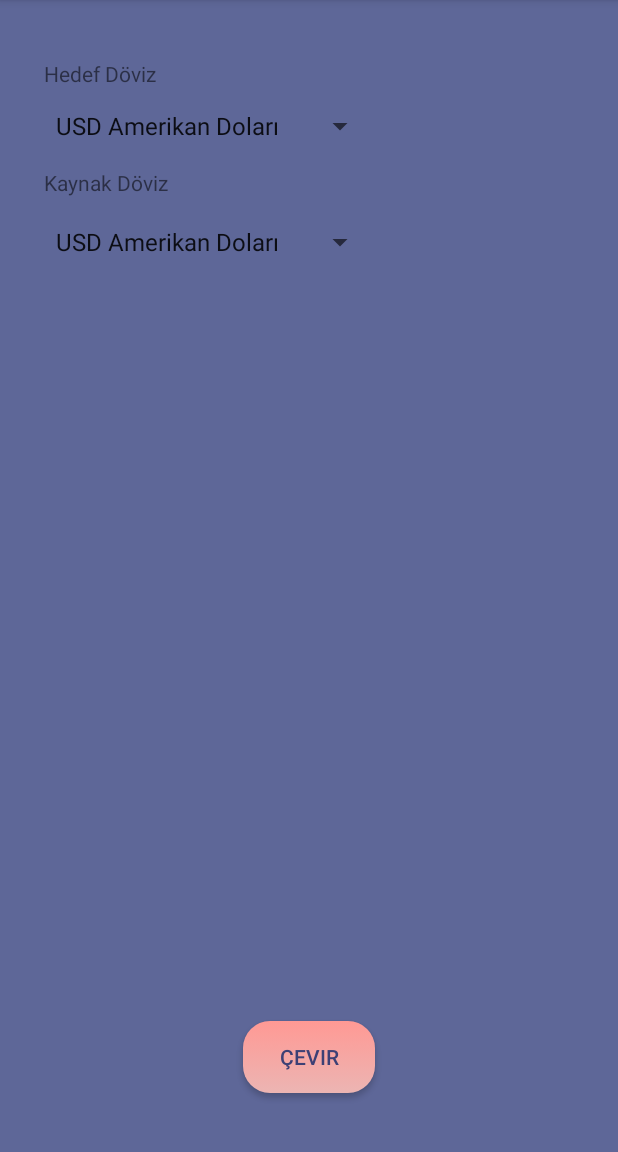
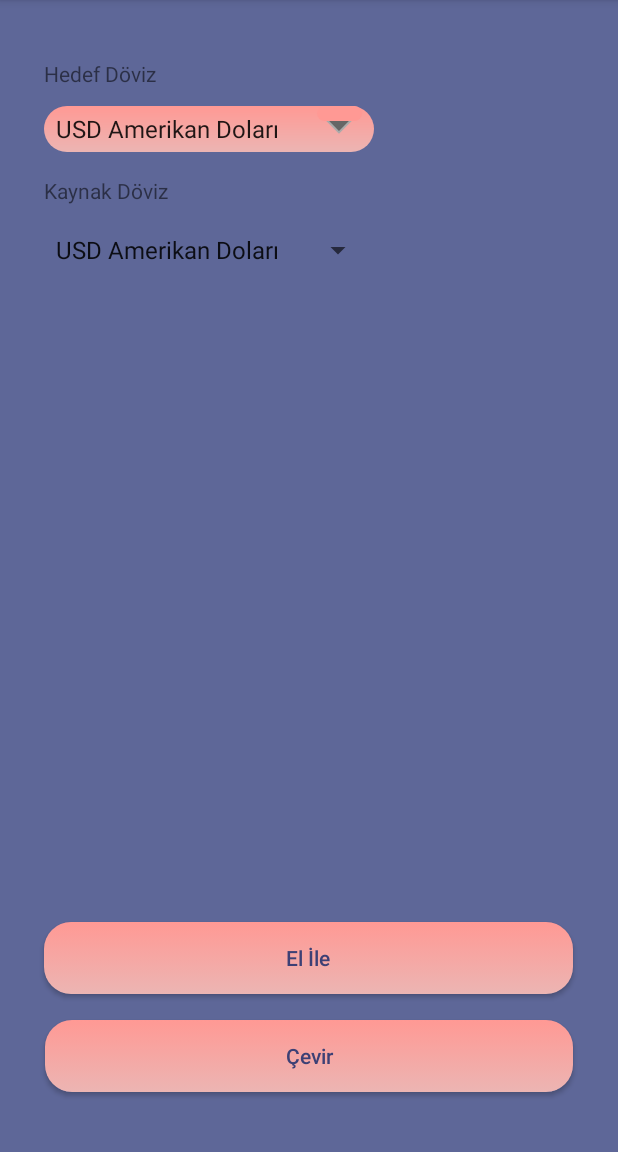
Before and after one commit to ibrahimd1/KameraIleDovizCevrim, an Android app: the screen it shows after launch (MainActivity), on a phone screen of 412 x 824 dp, the part 84-1236 px from its top. Run offline under Robolectric (Android 15) with nearby library versions, the phone set to English and light mode, and no system bars; Roboto replaces fonts that are not available here.

Commit message:
03.01.2018 değişiklik

```diff
--- a/app/src/main/AndroidManifest.xml
+++ b/app/src/main/AndroidManifest.xml
@@ -29,7 +29,12 @@
                 <category android:name="android.intent.category.LAUNCHER"/>
             </intent-filter>
         </activity>
-
+        <activity android:name=".ManuelGiris" android:label="Manuel Giriş">
+            <intent-filter>
+                <action android:name="android.intent.action.DEFAULT"/>
+                <category android:name="android.intent.category.LAUNCHER"/>
+            </intent-filter>
+        </activity>
         <meta-data
             android:name="preloaded_fonts"
             android:resource="@array/preloaded_fonts" />
--- a/app/src/main/java/kamerailedovizcevrim/com/kamerledvizevrim/DovizCevrim.java
+++ b/app/src/main/java/kamerailedovizcevrim/com/kamerledvizevrim/DovizCevrim.java
@@ -2,6 +2,7 @@ package kamerailedovizcevrim.com.kamerledvizevrim;
 
 import android.Manifest;
 import android.app.ProgressDialog;
+import android.content.Intent;
 import android.content.pm.PackageManager;
 import android.os.AsyncTask;
 import android.os.Bundle;
--- a/app/src/main/java/kamerailedovizcevrim/com/kamerledvizevrim/MainActivity.java
+++ b/app/src/main/java/kamerailedovizcevrim/com/kamerledvizevrim/MainActivity.java
@@ -24,6 +24,7 @@ public class MainActivity extends AppCompatActivity {
     private ArrayAdapter<String> dataAdapterForKaynakDoviz;
     private ArrayAdapter<String> dataAdapterForHedefDoviz;
     private Button btnCevirmAc;
+    private Button btnManuelGiris;
 
     private String m_KaynakDoviz;
     private String m_HedefDoviz;
@@ -65,7 +66,6 @@ public class MainActivity extends AppCompatActivity {
             @Override
             public void onItemSelected(AdapterView<?> parent, View view, int position, long id) {
                 m_HedefDoviz = parent.getSelectedItem().toString().substring(0,3);
-                Toast.makeText(MainActivity.this, "Hedef: "+m_HedefDoviz, Toast.LENGTH_SHORT).show();
             }
 
             @Override
@@ -84,5 +84,14 @@ public class MainActivity extends AppCompatActivity {
             }
         });
 
+        btnManuelGiris = (Button) findViewById(R.id.butonManuelCevrim);
+        btnManuelGiris.setOnClickListener(new View.OnClickListener() {
+            @Override
+            public void onClick(View v) {
+                Intent intent = new Intent(MainActivity.this, ManuelGiris.class);
+                startActivity(intent);
+            }
+        });
+
     }
 }
--- /dev/null
+++ b/app/src/main/java/kamerailedovizcevrim/com/kamerledvizevrim/ManuelGiris.java
@@ -0,0 +1,17 @@
+package kamerailedovizcevrim.com.kamerledvizevrim;
+
+import android.os.Bundle;
+import android.support.annotation.Nullable;
+import android.support.v7.app.AppCompatActivity;
+
+/**
+ * Created by Ibrahim on 2.01.2019.
+ */
+
+public class ManuelGiris extends AppCompatActivity {
+    @Override
+    protected void onCreate(@Nullable Bundle savedInstanceState) {
+        super.onCreate(savedInstanceState);
+        setContentView(R.layout.manuel_giris);
+    }
+}
--- /dev/null
+++ b/app/src/main/res/drawable/custom_spinner.xml
@@ -0,0 +1,30 @@
+<?xml version="1.0" encoding="utf-8"?>
+<layer-list xmlns:android="http://schemas.android.com/apk/res/android">
+    <item>
+
+        <shape>
+            <gradient android:startColor="#ff9994" android:endColor="#ecb5b3" android:angle="270" />
+            <corners android:radius="57px" />
+        </shape>
+    </item>
+    <item android:gravity="center_vertical|right" android:right="8dp">
+        <layer-list>
+            <item android:width="12dp" android:height="12dp" android:gravity="center" android:bottom="10dp">
+                <rotate
+                    android:fromDegrees="45"
+                    android:toDegrees="45">
+                    <shape android:shape="rectangle">
+                        <solid android:color="#666666" />
+                        <stroke android:color="#aaaaaa" android:width="1dp"/>
+                    </shape>
+                </rotate>
+            </item>
+            <item android:width="30dp" android:height="10dp" android:bottom="21dp" android:gravity="center">
+                <shape android:shape="rectangle">
+                    <solid android:color="#ff9994"/>
+                    <corners android:radius="57dp"></corners>
+                </shape>
+            </item>
+        </layer-list>
+    </item>
+</layer-list>
--- a/app/src/main/res/layout/activity_main.xml
+++ b/app/src/main/res/layout/activity_main.xml
@@ -5,7 +5,27 @@
     android:background="#5e6798">
 
     <TextView
-        android:id="@+id/textView2"
+        android:id="@+id/txtHedefDoviz"
+        android:layout_width="wrap_content"
+        android:layout_height="wrap_content"
+        android:layout_alignLeft="@+id/hedefDoviz"
+        android:layout_alignParentTop="true"
+        android:layout_alignStart="@+id/hedefDoviz"
+        android:layout_marginTop="39dp"
+        android:text="Hedef Döviz" />
+
+    <Spinner
+        android:id="@+id/hedefDoviz"
+        android:layout_width="220dp"
+        android:layout_height="wrap_content"
+        android:layout_alignLeft="@+id/txtKaynakDoviz"
+        android:layout_alignStart="@+id/txtKaynakDoviz"
+        android:layout_below="@+id/txtHedefDoviz"
+        android:layout_marginTop="12dp"
+        android:background="@drawable/custom_spinner"/>
+
+    <TextView
+        android:id="@+id/txtKaynakDoviz"
         android:layout_width="wrap_content"
         android:layout_height="wrap_content"
         android:layout_alignParentLeft="true"
@@ -18,41 +38,40 @@
 
     <Spinner
         android:id="@+id/kaynakDoviz"
-        android:layout_width="wrap_content"
+        android:layout_width="220dp"
         android:layout_height="wrap_content"
-        android:layout_alignLeft="@+id/textView2"
-        android:layout_alignStart="@+id/textView2"
-        android:layout_below="@+id/textView2"
+        android:layout_alignLeft="@+id/txtKaynakDoviz"
+        android:layout_alignStart="@+id/txtKaynakDoviz"
+        android:layout_below="@+id/txtKaynakDoviz"
         android:layout_marginTop="18dp" />
-
-    <TextView
-        android:id="@+id/textView3"
-        android:layout_width="wrap_content"
-        android:layout_height="wrap_content"
-        android:layout_alignLeft="@+id/hedefDoviz"
-        android:layout_alignParentTop="true"
-        android:layout_alignStart="@+id/hedefDoviz"
-        android:layout_marginTop="39dp"
-        android:text="Hedef Döviz" />
-
-    <Spinner
-        android:id="@+id/hedefDoviz"
-        android:layout_width="wrap_content"
-        android:layout_height="wrap_content"
-        android:layout_alignLeft="@+id/textView2"
-        android:layout_alignStart="@+id/textView2"
-        android:layout_below="@+id/textView3"
-        android:layout_marginTop="13dp" />
 
     <Button
         android:id="@+id/buttonCevrimAc"
-        android:layout_width="wrap_content"
+        android:layout_width="match_parent"
         android:layout_height="wrap_content"
         android:layout_alignParentBottom="true"
         android:layout_centerHorizontal="true"
-        android:layout_marginBottom="39dp"
+        android:layout_marginBottom="40dp"
+        android:layout_marginLeft="30dp"
+        android:layout_marginRight="30dp"
+        android:background="@drawable/custom_button"
         android:text="Çevir"
+        android:textAllCaps="false"
+        android:textColor="@drawable/custom_button_text_color"
+        android:textStyle="normal" />
+
+    <Button
+        android:id="@+id/butonManuelCevrim"
+        android:layout_width="match_parent"
+        android:layout_height="wrap_content"
+        android:layout_above="@+id/buttonCevrimAc"
+        android:layout_alignEnd="@+id/buttonCevrimAc"
+        android:layout_alignLeft="@+id/kaynakDoviz"
+        android:layout_alignRight="@+id/buttonCevrimAc"
+        android:layout_alignStart="@+id/kaynakDoviz"
+        android:layout_marginBottom="17dp"
         android:background="@drawable/custom_button"
-        android:textColor="@drawable/custom_button_text_color"
-        android:textStyle="normal"/>
+        android:text="El İle"
+        android:textAllCaps="false"
+        android:textColor="@drawable/custom_button_text_color" />
 </RelativeLayout>
--- /dev/null
+++ b/app/src/main/res/layout/manuel_giris.xml
@@ -0,0 +1,6 @@
+<?xml version="1.0" encoding="utf-8"?>
+<android.support.constraint.ConstraintLayout
+    xmlns:android="http://schemas.android.com/apk/res/android" android:layout_width="match_parent"
+    android:layout_height="match_parent">
+
+</android.support.constraint.ConstraintLayout>
--- a/app/src/main/res/values/colors.xml
+++ b/app/src/main/res/values/colors.xml
@@ -3,4 +3,5 @@
     <color name="colorPrimary">#3F51B5</color>
     <color name="colorPrimaryDark">#303F9F</color>
     <color name="colorAccent">#FF4081</color>
+    <color name="Inputbg">#3e7733</color>
 </resources>
--- a/app/src/main/res/values/styles.xml
+++ b/app/src/main/res/values/styles.xml
@@ -8,4 +8,14 @@
         <item name="colorAccent">@color/colorAccent</item>
     </style>
 
+    <style name="spinner_style">
+        <item name="android:paddingLeft">0dp</item>
+        <item name="android:dropDownWidth">533dp</item>
+        <item name="android:showDividers">none</item>
+        <item name="android:dividerHeight">0dp</item>
+        <item name="android:dropDownHeight">70dp</item>
+        <item name="android:scrollbarAlwaysDrawVerticalTrack">true</item>
+        <item name="android:dropDownSelector">@android:color/white</item>
+    </style>
+
 </resources>
```
